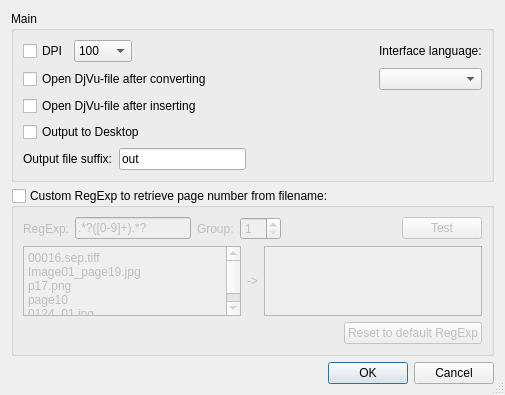
trufanov-nok/djvu-imager-qt, file optionsdialog.ui: the form before one commit.
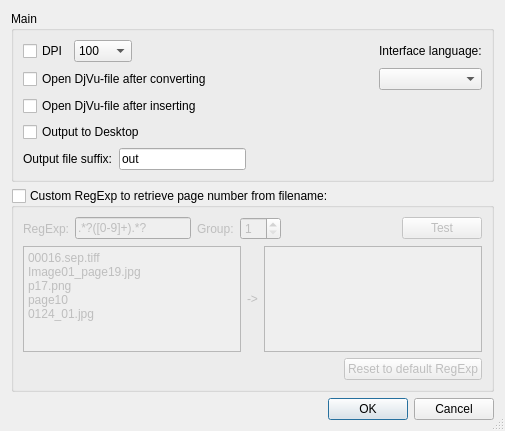
The form after the commit. Icons and pictures are not drawn.

The edit to the form file:
```diff
--- a/optionsdialog.ui
+++ b/optionsdialog.ui
@@ -7,7 +7,7 @@
     <x>0</x>
     <y>0</y>
     <width>505</width>
-    <height>381</height>
+    <height>431</height>
    </rect>
   </property>
   <property name="windowTitle">
@@ -255,6 +255,9 @@
           <property name="readOnly">
            <bool>true</bool>
           </property>
+          <property name="plainText">
+           <string notr="true"/>
+          </property>
          </widget>
         </item>
        </layout>
```
Left out of the diff: 2 changed lines with no effect on the pictures.
